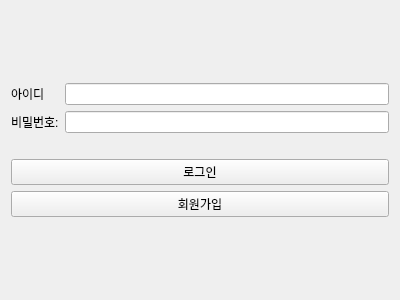
Old version of the form loginui.ui in the repository didwnsgur999/Trpg_Table.
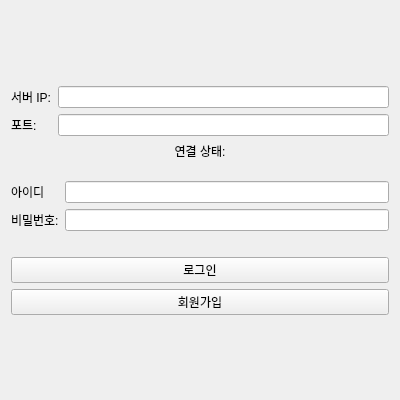
New version of the form.

Commit message: 250707 zeonyani 서버연결 후 로그인 및 ret반환

What changed in the file:
```diff
--- a/loginui.ui
+++ b/loginui.ui
@@ -7,8 +7,7 @@
     <x>0</x>
     <y>0</y>
     <width>400</width>
-    <height>300</height>
-   </rect>
+    <height>400</height> </rect>
   </property>
   <property name="windowTitle">
    <string>Login</string>
@@ -22,8 +21,56 @@
      <property name="sizeHint" stdset="0">
       <size>
        <width>20</width>
-       <height>40</height>
-      </size>
+       <height>20</height> </size>
+     </property>
+    </spacer>
+   </item>
+   <item>
+    <layout class="QFormLayout" name="serverConnectLayout">
+     <item row="0" column="0">
+      <widget class="QLabel" name="serverIpLabel">
+       <property name="text">
+        <string>서버 IP:</string>
+       </property>
+      </widget>
+     </item>
+     <item row="0" column="1">
+      <widget class="QLineEdit" name="serverIpLineEdit"/>
+     </item>
+     <item row="1" column="0">
+      <widget class="QLabel" name="serverPortLabel">
+       <property name="text">
+        <string>포트:</string>
+       </property>
+      </widget>
+     </item>
+     <item row="1" column="1">
+      <widget class="QLineEdit" name="serverPortLineEdit"/>
+     </item>
+    </layout>
+   </item>
+   <item>
+    <widget class="QLabel" name="connectionStatusLabel">
+     <property name="text">
+      <string>연결 상태:</string>
+     </property>
+     <property name="alignment">
+      <set>Qt::AlignCenter</set>
+     </property>
+    </widget>
+   </item>
+   <item>
+    <spacer name="verticalSpacer_connection_gap">
+     <property name="orientation">
+      <enum>Qt::Orientation::Vertical</enum>
+     </property>
+     <property name="sizeType">
+      <enum>QSizePolicy::Policy::Fixed</enum>
+     </property>
+     <property name="sizeHint" stdset="0">
+      <size>
+       <width>20</width>
+       <height>15</height> </size>
      </property>
     </spacer>
    </item>
```
The commit also changes 8 other files.
